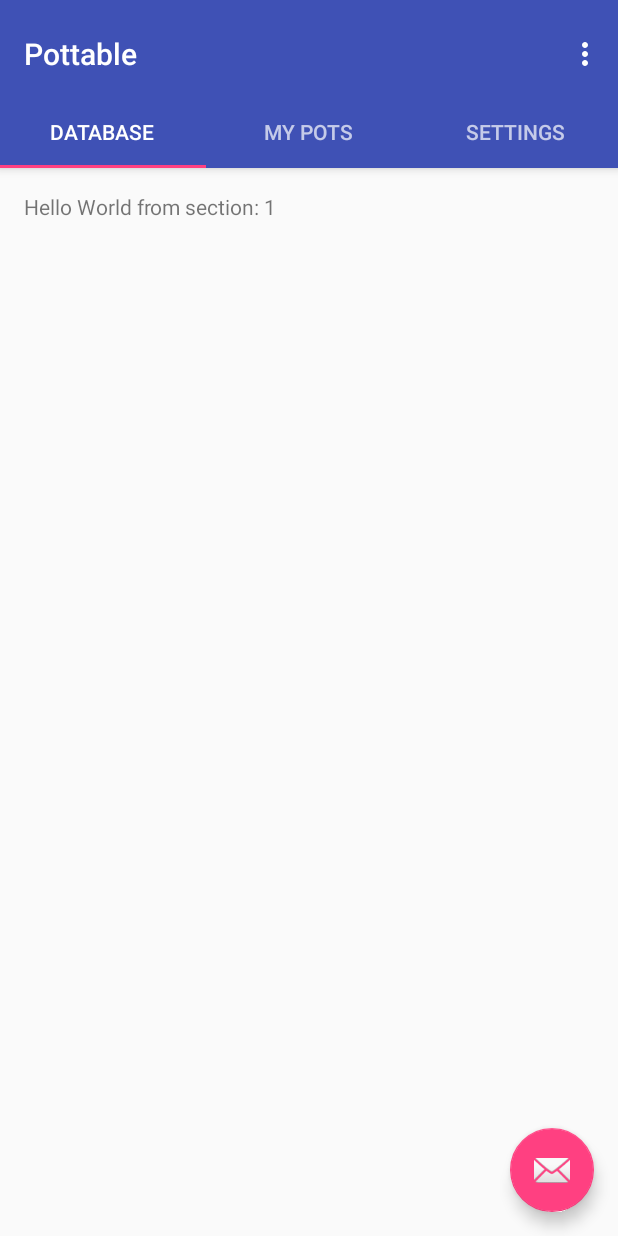
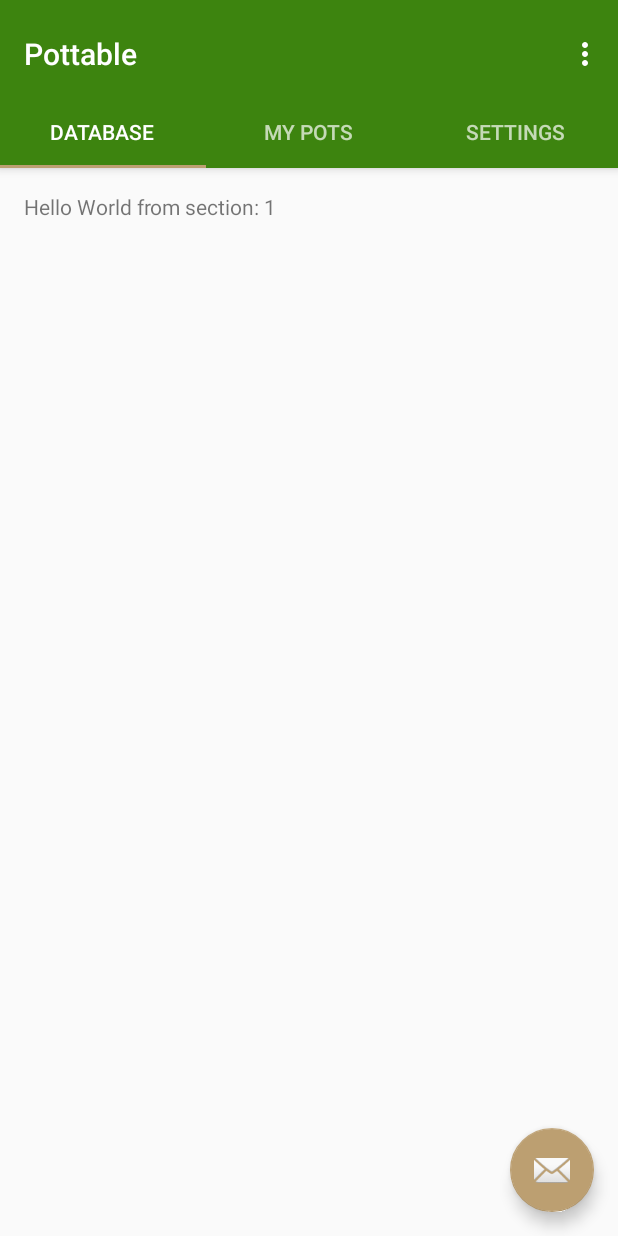
Before and after one commit to hkhhiem/pottable-app, an Android app: the screen it shows after launch (navtab), on a phone screen of 412 x 824 dp. Run offline under Robolectric (Android 15) with nearby library versions, the phone set to English and light mode, and no system bars.

Commit message:
Updated colors, nothing special.

```diff
--- a/app/src/main/res/values/colors.xml
+++ b/app/src/main/res/values/colors.xml
@@ -1,6 +1,6 @@
 <?xml version="1.0" encoding="utf-8"?>
 <resources>
-    <color name="colorPrimary">#3F51B5</color>
-    <color name="colorPrimaryDark">#303F9F</color>
-    <color name="colorAccent">#FF4081</color>
+    <color name="colorPrimary">#3D840F</color>
+    <color name="colorPrimaryDark">#3D840F</color>
+    <color name="colorAccent">#BC9F71</color>
 </resources>
```
